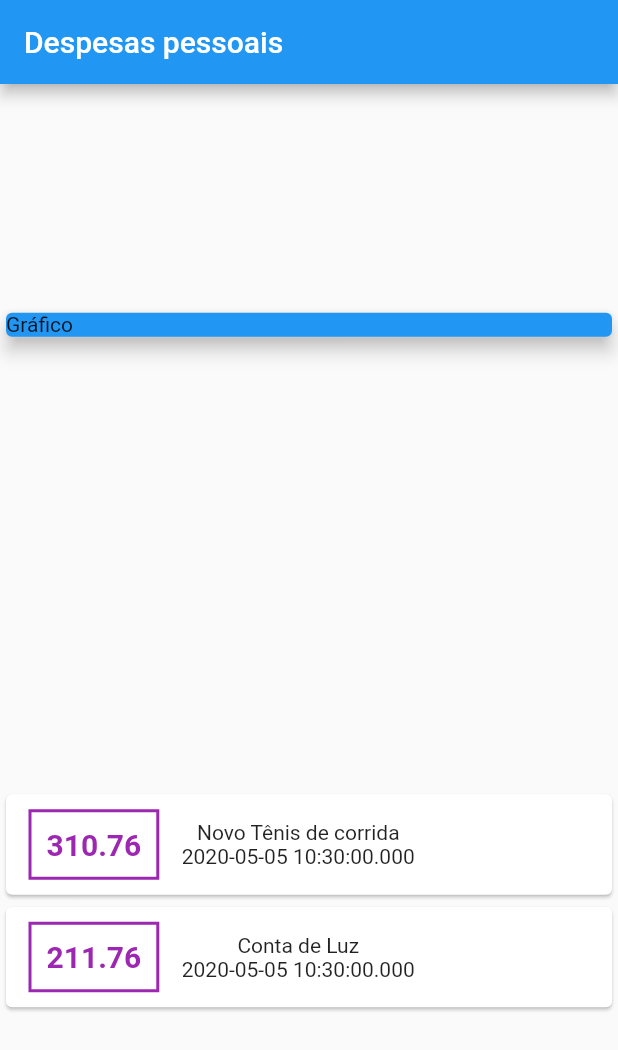
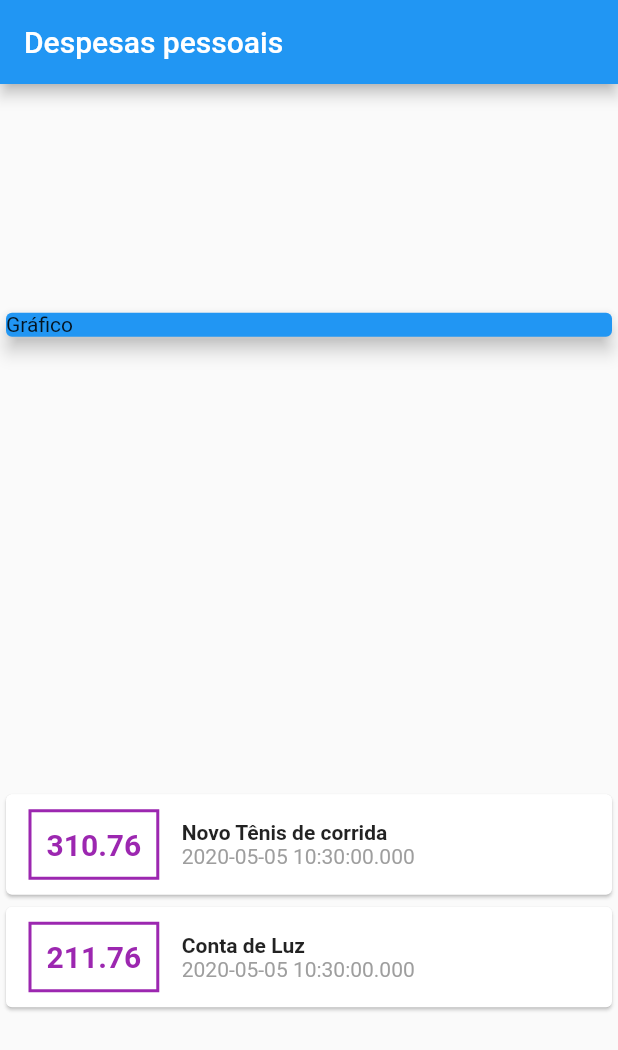
Before and after one commit to angeloconfer/coder_flutter, a Flutter app: the screen it shows after launch, on a phone screen of 412 x 824 dp. Shown: the top 1050 px of the screen. Run offline on Flutter 3.47's test engine with Material 2 defaults, Android fonts, the phone set to English and light mode, and no system bars.

Commit message:
Expenses_planilha pessoal

```diff
--- a/expenses/lib/main.dart
+++ b/expenses/lib/main.dart
@@ -7,6 +7,7 @@ class ExpensesApp extends StatelessWidget {
   @override
   Widget build(BuildContext context) {
     return MaterialApp(
+      debugShowCheckedModeBanner: false,
       home: MyHomePage(),
     );
   }
@@ -72,10 +73,17 @@ class MyHomePage extends StatelessWidget {
                       ),
                     ),
                     Column(
+                      crossAxisAlignment: CrossAxisAlignment.start,
                       children: <Widget>[
-                        Text(tr.title),
+                        Text(tr.title,
+                            style: TextStyle(
+                              fontWeight: FontWeight.bold,
+                            )),
                         Text(
                           tr.date.toString(),
+                          style: TextStyle(
+                            color:Colors.grey,
+                          ),
                         ),
                       ],
                     )
```
